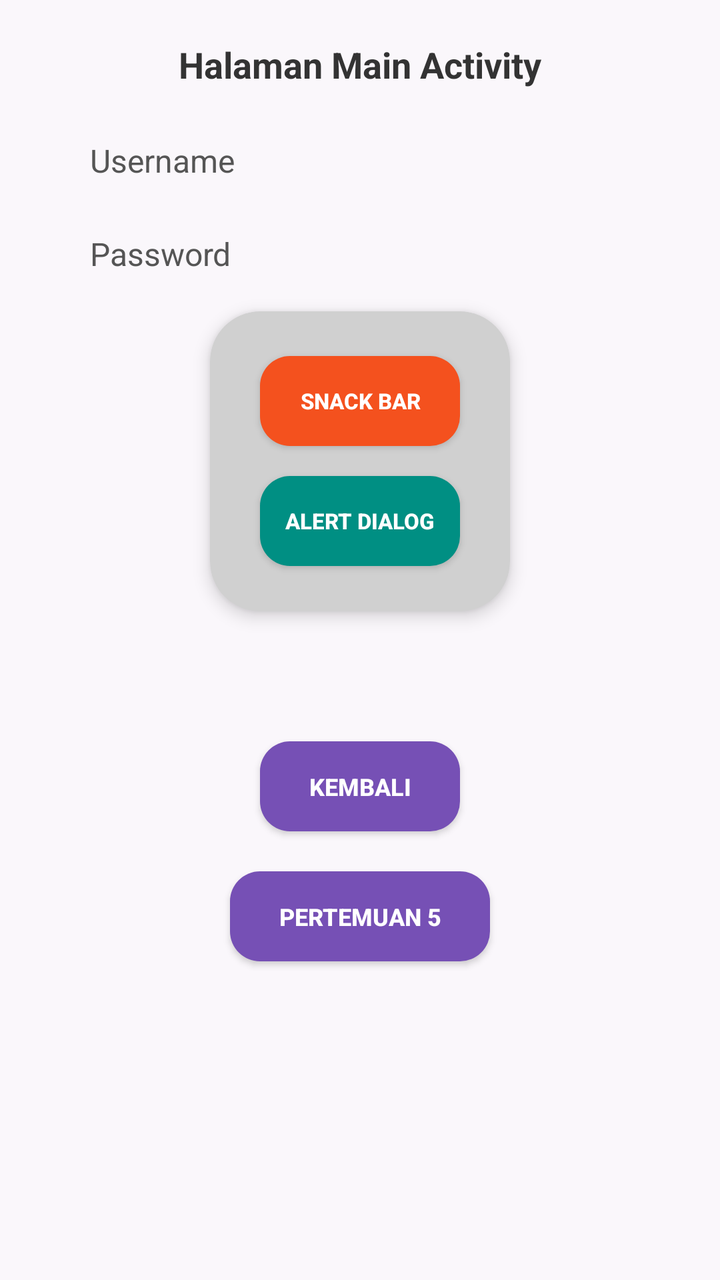
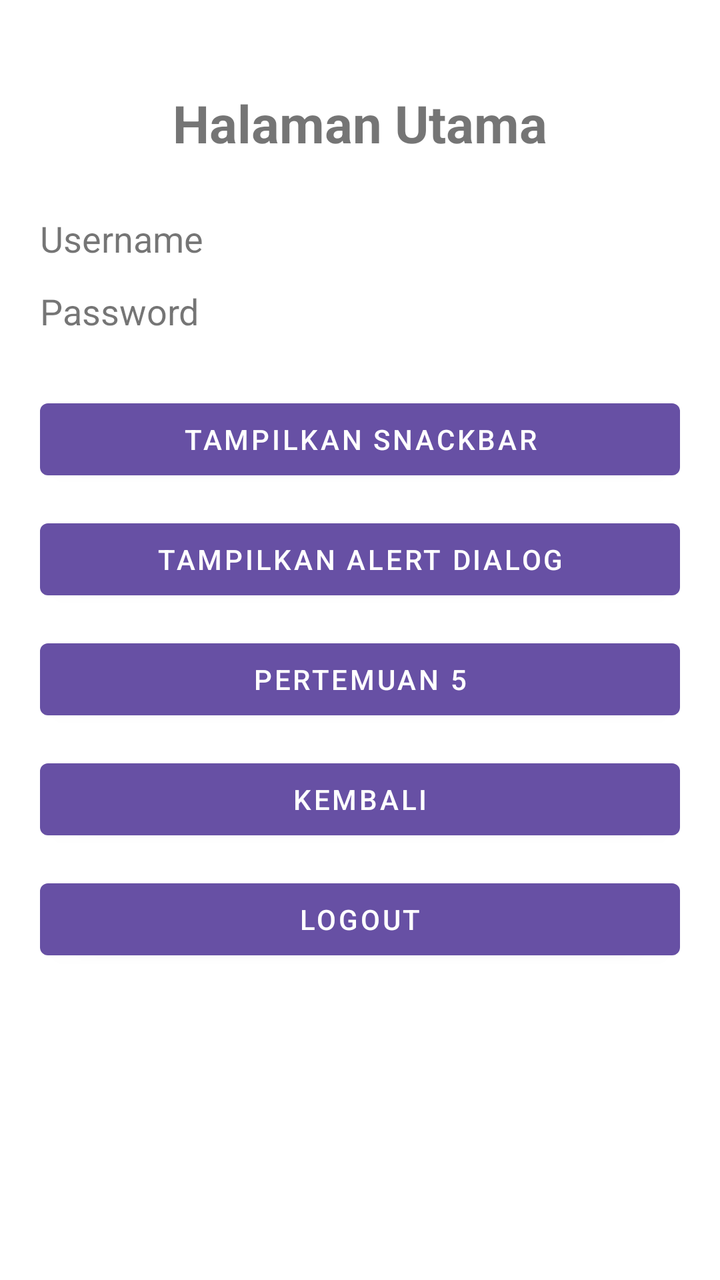

Before-and-after screenshots of an Android layout around one commit, followed by the original layout XML and the change that was made.
<!-- AndroidManifest.xml: application theme Theme.Akbar_3TIB -->
<!-- res/layout/activity_main.xml -->
<?xml version="1.0" encoding="utf-8"?>
<androidx.constraintlayout.widget.ConstraintLayout
    xmlns:android="http://schemas.android.com/apk/res/android"
    xmlns:app="http://schemas.android.com/apk/res-auto"
    xmlns:tools="http://schemas.android.com/tools"
    android:id="@+id/main"
    android:layout_width="match_parent"
    android:layout_height="match_parent"
    android:background="#FAF7FB"
    tools:context=".MainActivity">

    
    <TextView
        android:id="@+id/textView6"
        android:layout_width="wrap_content"
        android:layout_height="wrap_content"
        android:layout_marginTop="20dp"
        android:text="Halaman Main Activity"
        android:textColor="#333333"
        android:textSize="18sp"
        android:textStyle="bold"
        app:layout_constraintEnd_toEndOf="parent"
        app:layout_constraintStart_toStartOf="parent"
        app:layout_constraintTop_toTopOf="parent" />

    
    <TextView
        android:id="@+id/txtUsername"
        android:layout_width="0dp"
        android:layout_height="wrap_content"
        android:layout_marginStart="45dp"
        android:layout_marginTop="25dp"
        android:layout_marginEnd="45dp"
        android:text="Username"
        android:textColor="#555555"
        android:textSize="16sp"
        app:layout_constraintEnd_toEndOf="parent"
        app:layout_constraintStart_toStartOf="parent"
        app:layout_constraintTop_toBottomOf="@id/textView6" />

    
    <TextView
        android:id="@+id/txtPassword"
        android:layout_width="0dp"
        android:layout_height="wrap_content"
        android:layout_marginStart="45dp"
        android:layout_marginTop="25dp"
        android:layout_marginEnd="45dp"
        android:text="Password"
        android:textColor="#555555"
        android:textSize="16sp"
        app:layout_constraintEnd_toEndOf="parent"
        app:layout_constraintStart_toStartOf="parent"
        app:layout_constraintTop_toBottomOf="@id/txtUsername" />

    
    <androidx.cardview.widget.CardView
        android:id="@+id/card"
        android:layout_width="150dp"
        android:layout_height="150dp"
        android:layout_marginTop="18dp"
        app:cardBackgroundColor="#D0D0D0"
        app:cardCornerRadius="25dp"
        app:cardElevation="5dp"
        app:layout_constraintEnd_toEndOf="parent"
        app:layout_constraintStart_toStartOf="parent"
        app:layout_constraintTop_toBottomOf="@id/txtPassword">

        <LinearLayout
            android:layout_width="match_parent"
            android:layout_height="match_parent"
            android:gravity="center"
            android:orientation="vertical">

            
            <Button
                android:id="@+id/btnSnackBar"
                android:layout_width="100dp"
                android:layout_height="45dp"
                android:background="@drawable/bg_snackbar"
                android:text="SNACK BAR"
                android:textColor="#FFFFFF"
                android:textSize="11sp"
                android:textStyle="bold" />

            
            <Button
                android:id="@+id/btnAlert"
                android:layout_width="100dp"
                android:layout_height="45dp"
                android:layout_marginTop="15dp"
                android:background="@drawable/bg_alert"
                android:text="ALERT DIALOG"
                android:textColor="#FFFFFF"
                android:textSize="11sp"
                android:textStyle="bold" />

        </LinearLayout>

    </androidx.cardview.widget.CardView>

    
    <Button
        android:id="@+id/btnKembali"
        android:layout_width="100dp"
        android:layout_height="45dp"
        android:layout_marginTop="65dp"
        android:background="@drawable/bg_kembali"
        android:text="KEMBALI"
        android:textColor="#FFFFFF"
        android:textSize="12sp"
        android:textStyle="bold"
        app:layout_constraintEnd_toEndOf="parent"
        app:layout_constraintStart_toStartOf="parent"
        app:layout_constraintTop_toBottomOf="@id/card" />

    
    <Button
        android:id="@+id/btnToLima"
        android:layout_width="130dp"
        android:layout_height="45dp"
        android:layout_marginTop="20dp"
        android:background="@drawable/bg_kembali"
        android:text="PERTEMUAN 5"
        android:textColor="#FFFFFF"
        android:textSize="12sp"
        android:textStyle="bold"
        app:layout_constraintEnd_toEndOf="parent"
        app:layout_constraintStart_toStartOf="parent"
        app:layout_constraintTop_toBottomOf="@id/btnKembali" />

</androidx.constraintlayout.widget.ConstraintLayout>
<!-- resources referenced by this layout -->
<resources>
  <!-- drawable bg_alert (drawable) -->
  <?xml version="1.0" encoding="utf-8"?>
  <shape xmlns:android="http://schemas.android.com/apk/res/android"
      android:shape="rectangle">
  
      <solid android:color="#008F83" />
  
      <corners android:radius="15dp" />
  
  </shape>
  <!-- drawable bg_kembali (drawable) -->
  <?xml version="1.0" encoding="utf-8"?>
  <shape xmlns:android="http://schemas.android.com/apk/res/android"
      android:shape="rectangle">
  
      <solid android:color="#7650B5" />
  
      <corners android:radius="15dp" />
  
  </shape>
  <!-- drawable bg_snackbar (drawable) -->
  <?xml version="1.0" encoding="utf-8"?>
  <shape xmlns:android="http://schemas.android.com/apk/res/android"
      android:shape="rectangle">
  
      <solid android:color="#F4511E" />
  
      <corners android:radius="15dp" />
  
  </shape>
  <style name="Theme.Akbar_3TIB" parent="Theme.AppCompat.Light.NoActionBar">
  
          <item name="colorPrimary">#2196F3</item>
          <item name="colorPrimaryDark">#1976D2</item>
          <item name="colorAccent">#03A9F4</item>
  
      </style>
</resources>

<!-- the commit's change to res/layout/activity_main.xml (unified diff, before → after) -->
@@ -6,127 +6,92 @@
     android:id="@+id/main"
     android:layout_width="match_parent"
     android:layout_height="match_parent"
-    android:background="#FAF7FB"
+    android:padding="20dp"
     tools:context=".MainActivity">
 
-    
     <TextView
-        android:id="@+id/textView6"
-        android:layout_width="wrap_content"
+        android:id="@+id/txtTitle"
+        android:layout_width="0dp"
         android:layout_height="wrap_content"
-        android:layout_marginTop="20dp"
-        android:text="Halaman Main Activity"
-        android:textColor="#333333"
-        android:textSize="18sp"
+        android:text="Halaman Utama"
+        android:textSize="26sp"
         android:textStyle="bold"
-        app:layout_constraintEnd_toEndOf="parent"
+        android:gravity="center"
+        android:layout_marginTop="24dp"
+        app:layout_constraintTop_toTopOf="parent"
         app:layout_constraintStart_toStartOf="parent"
-        app:layout_constraintTop_toTopOf="parent" />
+        app:layout_constraintEnd_toEndOf="parent" />
 
-    
     <TextView
         android:id="@+id/txtUsername"
         android:layout_width="0dp"
         android:layout_height="wrap_content"
-        android:layout_marginStart="45dp"
-        android:layout_marginTop="25dp"
-        android:layout_marginEnd="45dp"
         android:text="Username"
-        android:textColor="#555555"
-        android:textSize="16sp"
-        app:layout_constraintEnd_toEndOf="parent"
+        android:textSize="18sp"
+        android:layout_marginTop="28dp"
+        app:layout_constraintTop_toBottomOf="@id/txtTitle"
         app:layout_constraintStart_toStartOf="parent"
-        app:layout_constraintTop_toBottomOf="@id/textView6" />
+        app:layout_constraintEnd_toEndOf="parent" />
 
-    
     <TextView
         android:id="@+id/txtPassword"
         android:layout_width="0dp"
         android:layout_height="wrap_content"
-        android:layout_marginStart="45dp"
-        android:layout_marginTop="25dp"
-        android:layout_marginEnd="45dp"
         android:text="Password"
-        android:textColor="#555555"
-        android:textSize="16sp"
-        app:layout_constraintEnd_toEndOf="parent"
+        android:textSize="18sp"
+        android:layout_marginTop="12dp"
+        app:layout_constraintTop_toBottomOf="@id/txtUsername"
         app:layout_constraintStart_toStartOf="parent"
-        app:layout_constraintTop_toBottomOf="@id/txtUsername" />
+        app:layout_constraintEnd_toEndOf="parent" />
 
-    
-    <androidx.cardview.widget.CardView
-        android:id="@+id/card"
-        android:layout_width="150dp"
-        android:layout_height="150dp"
-        android:layout_marginTop="18dp"
-        app:cardBackgroundColor="#D0D0D0"
-        app:cardCornerRadius="25dp"
-        app:cardElevation="5dp"
-        app:layout_constraintEnd_toEndOf="parent"
+    <com.google.android.material.button.MaterialButton
+        android:id="@+id/btnSnackBar"
+        android:layout_width="0dp"
+        android:layout_height="wrap_content"
+        android:text="Tampilkan Snackbar"
+        android:layout_marginTop="28dp"
+        app:layout_constraintTop_toBottomOf="@id/txtPassword"
         app:layout_constraintStart_toStartOf="parent"
-        app:layout_constraintTop_toBottomOf="@id/txtPassword">
+        app:layout_constraintEnd_toEndOf="parent" />
 
-        <LinearLayout
-            android:layout_width="match_parent"
-            android:layout_height="match_parent"
-            android:gravity="center"
-            android:orientation="vertical">
+    <com.google.android.material.button.MaterialButton
+        android:id="@+id/btnAlert"
+        android:layout_width="0dp"
+        android:layout_height="wrap_content"
+        android:text="Tampilkan Alert Dialog"
+        android:layout_marginTop="12dp"
+        app:layout_constraintTop_toBottomOf="@id/btnSnackBar"
+        app:layout_constraintStart_toStartOf="parent"
+        app:layout_constraintEnd_toEndOf="parent" />
 
-            
-            <Button
-                android:id="@+id/btnSnackBar"
-                android:layout_width="100dp"
-                android:layout_height="45dp"
-                android:background="@drawable/bg_snackbar"
-                android:text="SNACK BAR"
-                android:textColor="#FFFFFF"
-                android:textSize="11sp"
-                android:textStyle="bold" />
+    <com.google.android.material.button.MaterialButton
+        android:id="@+id/btnToLima"
+        android:layout_width="0dp"
+        android:layout_height="wrap_content"
+        android:text="Pertemuan 5"
+        android:layout_marginTop="12dp"
+        app:layout_constraintTop_toBottomOf="@id/btnAlert"
+        app:layout_constraintStart_toStartOf="parent"
+        app:layout_constraintEnd_toEndOf="parent" />
 
-            
-            <Button
-                android:id="@+id/btnAlert"
-                android:layout_width="100dp"
-                android:layout_height="45dp"
-                android:layout_marginTop="15dp"
-                android:background="@drawable/bg_alert"
-                android:text="ALERT DIALOG"
-                android:textColor="#FFFFFF"
-                android:textSize="11sp"
-                android:textStyle="bold" />
+    <com.google.android.material.button.MaterialButton
+        android:id="@+id/btnKembali"
+        android:layout_width="0dp"
+        android:layout_height="wrap_content"
+        android:text="Kembali"
+        android:layout_marginTop="12dp"
+        app:layout_constraintTop_toBottomOf="@id/btnToLima"
+        app:layout_constraintStart_toStartOf="parent"
+        app:layout_constraintEnd_toEndOf="parent" />
 
-        </LinearLayout>
-
-    </androidx.cardview.widget.CardView>
-
-    
-    <Button
-        android:id="@+id/btnKembali"
-        android:layout_width="100dp"
-        android:layout_height="45dp"
-        android:layout_marginTop="65dp"
-        android:background="@drawable/bg_kembali"
-        android:text="KEMBALI"
-        android:textColor="#FFFFFF"
-        android:textSize="12sp"
-        android:textStyle="bold"
-        app:layout_constraintEnd_toEndOf="parent"
+    <com.google.android.material.button.MaterialButton
+        android:id="@+id/btnLogout"
+        android:layout_width="0dp"
+        android:layout_height="wrap_content"
+        android:text="Logout"
+        android:layout_marginTop="12dp"
+        app:layout_constraintTop_toBottomOf="@id/btnKembali"
         app:layout_constraintStart_toStartOf="parent"
-        app:layout_constraintTop_toBottomOf="@id/card" />
-
-    
-    <Button
-        android:id="@+id/btnToLima"
-        android:layout_width="130dp"
-        android:layout_height="45dp"
-        android:layout_marginTop="20dp"
-        android:background="@drawable/bg_kembali"
-        android:text="PERTEMUAN 5"
-        android:textColor="#FFFFFF"
-        android:textSize="12sp"
-        android:textStyle="bold"
-        app:layout_constraintEnd_toEndOf="parent"
-        app:layout_constraintStart_toStartOf="parent"
-        app:layout_constraintTop_toBottomOf="@id/btnKembali" />
+        app:layout_constraintEnd_toEndOf="parent" />
 
 </androidx.constraintlayout.widget.ConstraintLayout>
<!-- resource entries referenced after the edit -->
@@ -1,41 +1,20 @@
 <!-- resources referenced by this layout -->
 <resources>
-  <!-- drawable bg_alert (drawable) -->
-  <?xml version="1.0" encoding="utf-8"?>
-  <shape xmlns:android="http://schemas.android.com/apk/res/android"
-      android:shape="rectangle">
+  <style name="Theme.Akbar_3TIB" parent="Theme.MaterialComponents.DayNight.NoActionBar">
   
-      <solid android:color="#008F83" />
+          <item name="colorPrimary">#6750A4</item>
+          <item name="colorPrimaryVariant">#4F378B</item>
+          <item name="colorOnPrimary">#FFFFFF</item>
   
-      <corners android:radius="15dp" />
+          <item name="colorSecondary">#625B71</item>
+          <item name="colorSecondaryVariant">#4F465F</item>
+          <item name="colorOnSecondary">#FFFFFF</item>
   
-  </shape>
-  <!-- drawable bg_kembali (drawable) -->
-  <?xml version="1.0" encoding="utf-8"?>
-  <shape xmlns:android="http://schemas.android.com/apk/res/android"
-      android:shape="rectangle">
+          <item name="colorSurface">#FFFFFF</item>
+          <item name="colorOnSurface">#1C1B1F</item>
   
-      <solid android:color="#7650B5" />
-  
-      <corners android:radius="15dp" />
-  
-  </shape>
-  <!-- drawable bg_snackbar (drawable) -->
-  <?xml version="1.0" encoding="utf-8"?>
-  <shape xmlns:android="http://schemas.android.com/apk/res/android"
-      android:shape="rectangle">
-  
-      <solid android:color="#F4511E" />
-  
-      <corners android:radius="15dp" />
-  
-  </shape>
-  <style name="Theme.Akbar_3TIB" parent="Theme.AppCompat.Light.NoActionBar">
-  
-          <item name="colorPrimary">#2196F3</item>
-          <item name="colorPrimaryDark">#1976D2</item>
-          <item name="colorAccent">#03A9F4</item>
-  
+          <item name="android:colorBackground">#FFFFFF</item>
+          <item name="colorError">#B3261E</item>
       </style>
 </resources>
 
